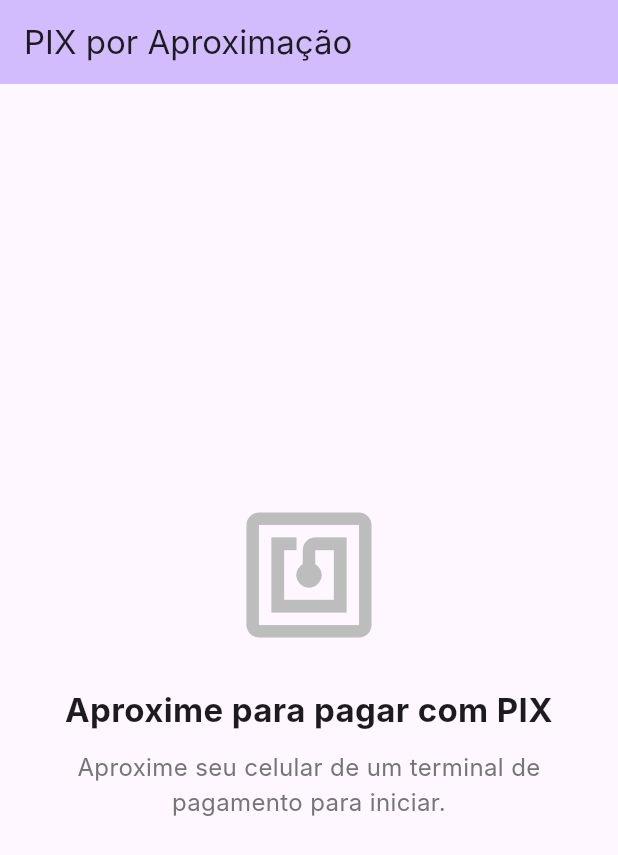
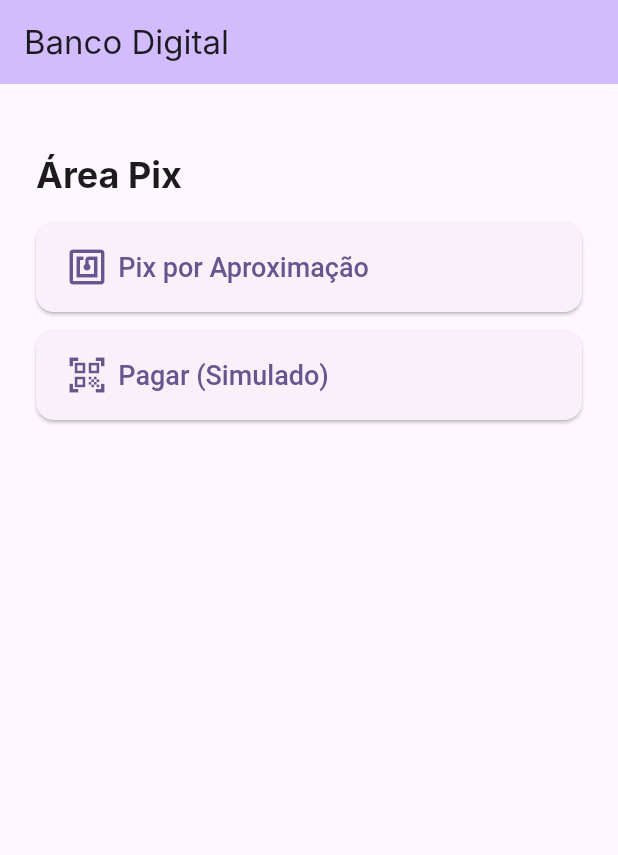
Before and after one commit to Edgarvital/PixAproximacaoApp, a Flutter app: the screen it shows after launch, on a phone screen of 412 x 824 dp. Shown: the top 855 px of the screen. Run offline on Flutter 3.47's test engine with Material 3 defaults, Android fonts, the phone set to English and light mode, and no system bars; our stand-ins replace go_router; missing offline and left inert: pinned_shortcuts; Roboto replaces fonts that are missing (Inter).

Commit message:
Chore: Ajustando o app para lidar com o NFC e com o POS e adicionando pinned shortcut

```diff
--- a/lib/controllers/tap_to_pix_controller/tap_to_pix_controller.dart
+++ b/lib/controllers/tap_to_pix_controller/tap_to_pix_controller.dart
@@ -3,7 +3,7 @@
 import 'dart:async';
 
 class TapToPixController with ChangeNotifier {
-  static const _channel = MethodChannel('com.example.pix_nfc_app/nfc');
+  static const _channel = MethodChannel('com.example.pix_aproximacao_app/nfc');
 
   String? _pixUri;
   String? get pixUri => _pixUri;
@@ -16,6 +16,7 @@
   }
 
   void _setupMethodChannel() {
+
     _channel.setMethodCallHandler(_handleMethodCall);
   }
 
--- a/lib/core/app_router.dart
+++ b/lib/core/app_router.dart
@@ -3,6 +3,7 @@
 
 import '../controllers/tap_to_pix_controller/tap_to_pix_controller.dart';
 import '../pages/home_page.dart';
+import '../pages/pix_by_proximity_page.dart';
 import '../pages/pix_confirm_page.dart';
 
 class AppRouter {
@@ -14,17 +15,17 @@
         builder: (context, state) => const HomePage(),
       ),
       GoRoute(
+        path: '/pix/proximity',
+        builder: (context, state) => const PixByProximityPage(),
+      ),
+      GoRoute(
         path: '/pix/confirm',
         builder: (context, state) {
-          // Em um app real, o PIX URI viria do estado (Provider)
-          // O state.extra é um fallback para deep link, se necessário
           final pixUri = state.extra as String? ??
               Provider.of<TapToPixController>(context, listen: false).pixUri;
 
-          if (pixUri == null) {
-            return const HomePage();
-          }
-          return PixConfirmPage(pixUri: pixUri);
+
+          return PixConfirmPage(pixUri: pixUri ?? '');
         },
       ),
     ],
--- /dev/null
+++ b/lib/core/pinned_shortcuts_wrapper.dart
@@ -0,0 +1,104 @@
+import 'dart:async';
+import 'package:flutter/material.dart';
+import 'package:pinned_shortcuts/pinned_shortcuts.dart';
+
+class PinnedShortcutsWrapper {
+  static Map? _cachedInitialShortcut;
+  static bool _initialEventConsumed = false;
+  static bool _isInitialized = false;
+  static final Completer<void> _initCompleter = Completer<void>();
+  static StreamSubscription<Map>? _earlySubscription;
+  static Future<void> initialize() async {
+    if (_isInitialized) {
+      await _initCompleter.future;
+      return;
+    }
+    _isInitialized = true;
+
+    debugPrint('🔧 PinnedShortcutsWrapper: Inicializando...');
+    _earlySubscription = FlutterPinnedShortcuts.onShortcutClick.listen(
+          (event) {
+        debugPrint('📨 Evento recebido: $event');
+
+        // Cacheia apenas o primeiro evento que chegar
+        if (!_initialEventConsumed && _cachedInitialShortcut == null) {
+          _cachedInitialShortcut = event;
+          debugPrint('💾 Evento inicial cacheado: $event');
+        }
+      },
+      onError: (error) {
+        debugPrint('❌ Erro no listener: $error');
+      },
+    );
+
+    await FlutterPinnedShortcuts.initialize();
+    debugPrint('✅ Plugin inicializado');
+
+    // Aguarda um pouco para garantir que o evento chegue
+    await Future.delayed(const Duration(milliseconds: 200));
+
+    debugPrint('⏱️ Delay completo. Evento cacheado: $_cachedInitialShortcut');
+
+    _initCompleter.complete();
+  }
+
+  static Map? getAndConsumeInitialShortcut() {
+    _initialEventConsumed = true;
+    final initial = _cachedInitialShortcut;
+
+    if (initial != null) {
+      debugPrint('✨ Atalho inicial consumido: $initial');
+    } else {
+      debugPrint('ℹ️ Nenhum atalho inicial para consumir');
+    }
+
+    return initial;
+  }
+
+  static Stream<Map> get onShortcutClick {
+    return FlutterPinnedShortcuts.onShortcutClick.where((event) {
+      if (_cachedInitialShortcut != null &&
+          event['id'] == _cachedInitialShortcut!['id'] &&
+          !_initialEventConsumed) {
+        debugPrint('🔄 Ignorando evento inicial duplicado no stream');
+        return false;
+      }
+      return true;
+    });
+  }
+
+  static void dispose() {
+    debugPrint('🧹 PinnedShortcutsWrapper: Limpando recursos...');
+    _earlySubscription?.cancel();
+    _earlySubscription = null;
+    FlutterPinnedShortcuts.dispose();
+  }
+
+  static Future<bool> isSupported() => FlutterPinnedShortcuts.isSupported();
+
+  static Future<bool> createPinnedShortcut({
+    required String id,
+    required String label,
+    required String imageSource,
+    required ImageSourceType imageSourceType,
+    String? longLabel,
+    Map<String, dynamic>? extraData,
+    String? adaptiveIconForeground,
+    String? adaptiveIconBackground,
+    AdaptiveIconBackgroundType adaptiveIconBackgroundType =
+        AdaptiveIconBackgroundType.color,
+  }) =>
+      FlutterPinnedShortcuts.createPinnedShortcut(
+        id: id,
+        label: label,
+        imageSource: imageSource,
+        imageSourceType: imageSourceType,
+        longLabel: longLabel,
+        extraData: extraData,
+        adaptiveIconForeground: adaptiveIconForeground,
+        adaptiveIconBackground: adaptiveIconBackground,
+        adaptiveIconBackgroundType: adaptiveIconBackgroundType,
+      );
+
+  static Future<bool> isPinned(String id) => FlutterPinnedShortcuts.isPinned(id);
+}
--- a/lib/main.dart
+++ b/lib/main.dart
@@ -1,25 +1,87 @@
+import 'dart:async';
 import 'package:flutter/material.dart';
 import 'package:provider/provider.dart';
 
 import 'controllers/tap_to_pix_controller/tap_to_pix_controller.dart';
 import 'core/app_router.dart';
+import 'core/pinned_shortcuts_wrapper.dart';
 
-void main() {
+void main() async {
+  debugPrint('🚀 === INICIANDO APP ===');
+  WidgetsFlutterBinding.ensureInitialized();
+
+  debugPrint('⚙️ Inicializando PinnedShortcutsWrapper...');
+  await PinnedShortcutsWrapper.initialize();
+  debugPrint('✅ PinnedShortcutsWrapper inicializado');
+
+  debugPrint('🔍 Buscando atalho inicial...');
+  final initialShortcutData = PinnedShortcutsWrapper.getAndConsumeInitialShortcut();
+
+  if (initialShortcutData != null) {
+    debugPrint("✅ ATALHO DE INICIALIZAÇÃO DETECTADO!");
+    debugPrint("   ID: ${initialShortcutData['id']}");
+    debugPrint("   Data: ${initialShortcutData['extraData']}");
+  } else {
+    debugPrint("ℹ️ App aberto normalmente (sem atalho)");
+  }
+
+  debugPrint('🎨 Iniciando runApp...');
   runApp(
     ChangeNotifierProvider(
       create: (context) => TapToPixController(),
-      child: const MyApp(),
+      child: MyApp(initialShortcutData: initialShortcutData),
     ),
   );
 }
 
-class MyApp extends StatelessWidget {
-  const MyApp({super.key});
+class MyApp extends StatefulWidget {
+  final Map? initialShortcutData;
+  const MyApp({super.key, this.initialShortcutData});
+
+  @override
+  State<MyApp> createState() => _MyAppState();
+}
+
+class _MyAppState extends State<MyApp> {
+  StreamSubscription<Map>? _subscription;
+
+  @override
+  void initState() {
+    super.initState();
+
+    if (widget.initialShortcutData != null &&
+        widget.initialShortcutData!['id'] == 'pix_shortcut_pinned') {
+      WidgetsBinding.instance.addPostFrameCallback((_) {
+        if (mounted) {
+          debugPrint("🚀 Navegando a partir do atalho de inicialização...");
+          AppRouter.router.go('/pix/proximity');
+        }
+      });
+    }
+
+    _setupPersistentShortcutListener();
+  }
+
+  void _setupPersistentShortcutListener() {
+    _subscription = PinnedShortcutsWrapper.onShortcutClick.listen((resultData) {
+      debugPrint('🔔 Atalho clicado com o app já aberto: $resultData');
+      if (resultData['id'] == 'pix_shortcut_pinned') {
+        AppRouter.router.go('/pix/proximity');
+      }
+    });
+  }
+
+  @override
+  void dispose() {
+    _subscription?.cancel();
+    PinnedShortcutsWrapper.dispose();
+    super.dispose();
+  }
 
   @override
   Widget build(BuildContext context) {
     return MaterialApp.router(
-      title: 'PIX por Aproximação',
+      title: 'Banco Digital',
       theme: ThemeData(
         colorScheme: ColorScheme.fromSeed(seedColor: Colors.deepPurple),
         useMaterial3: true,
--- a/lib/pages/home_page.dart
+++ b/lib/pages/home_page.dart
@@ -1,81 +1,77 @@
 import 'package:flutter/material.dart';
 import 'package:go_router/go_router.dart';
-import 'package:provider/provider.dart';
 
-import '../controllers/tap_to_pix_controller/tap_to_pix_controller.dart';
-
-class HomePage extends StatefulWidget {
+class HomePage extends StatelessWidget {
   const HomePage({super.key});
 
   @override
-  State<HomePage> createState() => _HomePageState();
-}
-
-class _HomePageState extends State<HomePage> {
-
-  @override
-  void initState() {
-    super.initState();
-    // Adiciona um listener para navegar quando a URI do PIX for recebida
-    WidgetsBinding.instance.addPostFrameCallback((_) {
-      final controller = Provider.of<TapToPixController>(context, listen: false);
-      controller.addListener(_onPixUriChanged);
-    });
-  }
-
-  @override
-  void dispose() {
-    Provider.of<TapToPixController>(context, listen: false).removeListener(_onPixUriChanged);
-    super.dispose();
-  }
-
-  void _onPixUriChanged() {
-    final controller = Provider.of<TapToPixController>(context, listen: false);
-  }
-
-  @override
   Widget build(BuildContext context) {
-    final controller = Provider.of<TapToPixController>(context, listen: false);
     return Scaffold(
       appBar: AppBar(
-        title: const Text('PIX por Aproximação'),
+        title: const Text('Banco Digital'),
         backgroundColor: Theme.of(context).colorScheme.inversePrimary,
       ),
-      body: Center(
-        child: Padding(
+      body: Padding(
         padding: const EdgeInsets.all(24.0),
         child: Column(
-            mainAxisAlignment: MainAxisAlignment.center,
-            children: <Widget>[
-              Icon(
-                Icons.nfc,
-                size: 100,
-                color: Colors.grey.shade400,
+          crossAxisAlignment: CrossAxisAlignment.stretch,
+          children: [
+            const SizedBox(height: 20),
+            Text(
+              'Área Pix',
+              style: Theme.of(context).textTheme.headlineSmall?.copyWith(
+                fontWeight: FontWeight.bold,
               ),
-              const SizedBox(height: 24),
-              const Text(
-                'Aproxime para pagar com PIX',
-                style: TextStyle(fontSize: 22, fontWeight: FontWeight.bold),
-                textAlign: TextAlign.center,
+            ),
+            const SizedBox(height: 16),
+            // Botão para Pix por Aproximação
+            _buildActionButton(
+              context: context,
+              icon: Icons.nfc,
+              label: 'Pix por Aproximação',
+              onPressed: () {
+                // Navega para a tela de escaneamento NFC
+                context.go('/pix/proximity');
+              },
             ),
             const SizedBox(height: 12),
-              Text(
-                'Aproxime seu celular de um terminal de pagamento para iniciar.',
-                style: TextStyle(fontSize: 16, color: Colors.grey.shade600),
-                textAlign: TextAlign.center,
+            // Botão para simular um pagamento de QR Code
+            _buildActionButton(
+              context: context,
+              icon: Icons.qr_code_scanner,
+              label: 'Pagar (Simulado)',
+              onPressed: () {
+                // Simula a leitura de um QR Code e navega para a confirmação
+                // passando a URI do PIX como parâmetro 'extra'.
+                const simulatedPixUri = '00020126...exemplo_de_uri_pix...5303986';
+                context.go('/pix/confirm', extra: simulatedPixUri);
+              },
             ),
-              if(controller.pixUri != null)
-                ...[const SizedBox(height: 12),
-                  Text(
-                    'URI do PIX: ${controller.pixUri}',
-                    style: TextStyle(fontSize: 16, color: Colors.grey.shade600),
-                    textAlign: TextAlign.center,
-                  ),],
-
           ],
-          ),
         ),
       ),
     );
   }
+
+  /// Widget auxiliar para criar os botões de ação padronizados.
+  Widget _buildActionButton({
+    required BuildContext context,
+    required IconData icon,
+    required String label,
+    required VoidCallback onPressed,
+  }) {
+    return ElevatedButton.icon(
+      onPressed: onPressed,
+      icon: Icon(icon, size: 28),
+      label: Text(label),
+      style: ElevatedButton.styleFrom(
+        padding: const EdgeInsets.symmetric(vertical: 16, horizontal: 20),
+        textStyle: const TextStyle(fontSize: 18, fontWeight: FontWeight.w500),
+        shape: RoundedRectangleBorder(
+          borderRadius: BorderRadius.circular(12),
+        ),
+        alignment: Alignment.centerLeft,
+      ),
+    );
   }
+}
```
Also changed, not shown: lib/pages/pix_by_proximity_page.dart (added, +129 -0 lines), lib/pages/pix_confirm_page.dart (+3 -9 lines), pubspec.yaml (+4 -3 lines), assets/shortcut_icon.png (added), pubspec.lock, 6 other files. Lines whose indentation alone changed are shown as unchanged.
